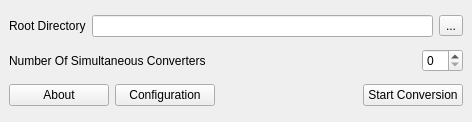
The window that MusicTranscoder.ui (FelixdelasPozas/transcodertomp3) describes before a commit, drawn with Qt 5.
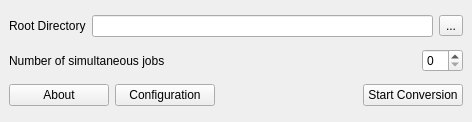
The same window after the commit. Icons and pictures are not drawn.

Diff of the .ui file:
```diff
--- a/MusicTranscoder.ui
+++ b/MusicTranscoder.ui
@@ -74,7 +74,7 @@
       <item>
        <widget class="QLabel" name="label_2">
         <property name="text">
-         <string>Number Of Simultaneous Converters</string>
+         <string>Number of simultaneous jobs</string>
         </property>
        </widget>
       </item>
```
